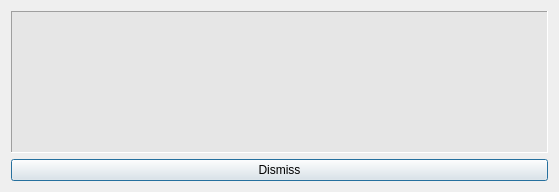
Qt form src/klfprogerr.ui (CryFeiFei/klatexformula) before a commit.
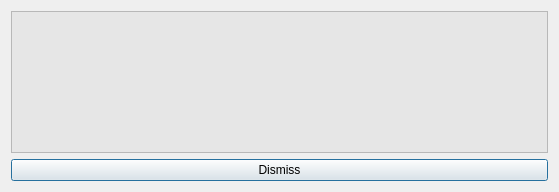
The same form after that commit. Icons and pictures are not drawn.

Commit message: * plugins now in .klatexformula/plugins/sysarch_***/klf***/ with sysarch string containing   OS and Arch for which the plugin was compiled for. Compatible with Mac OS X Universal binaries. * main window details frame widgets reorganized * bugfixes (quite a few!) * color dialog works again * systrayicon no longer freezes after hiding all windows... * API Changes & enhancements, KLFSysInfo::arch() now returns current running arch (TODO: MS Win code!!) * Tweaks to CMake build system

The edit to the form file:
```diff
--- a/src/klfprogerr.ui
+++ b/src/klfprogerr.ui
@@ -59,7 +59,7 @@
       </palette>
      </property>
      <property name="frameShape">
-      <enum>QFrame::Panel</enum>
+      <enum>QFrame::StyledPanel</enum>
      </property>
      <property name="frameShadow">
       <enum>QFrame::Sunken</enum>
```
Left out of the diff: 2 changed lines with no effect on the pictures. The commit also changes 23 other files.
